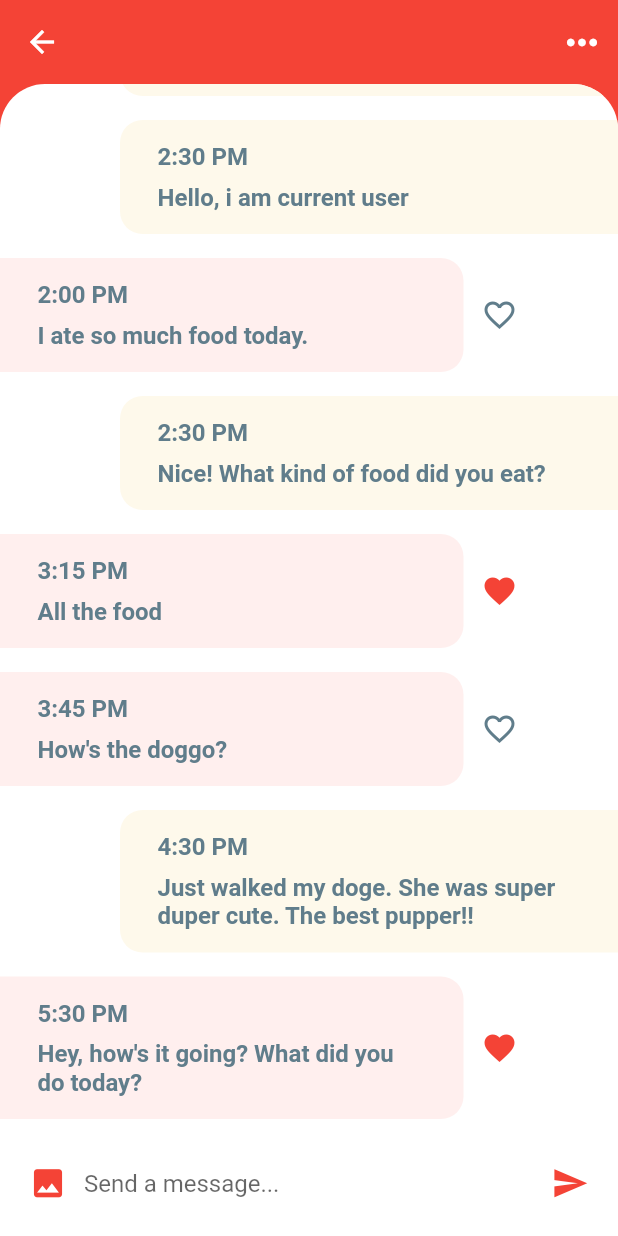
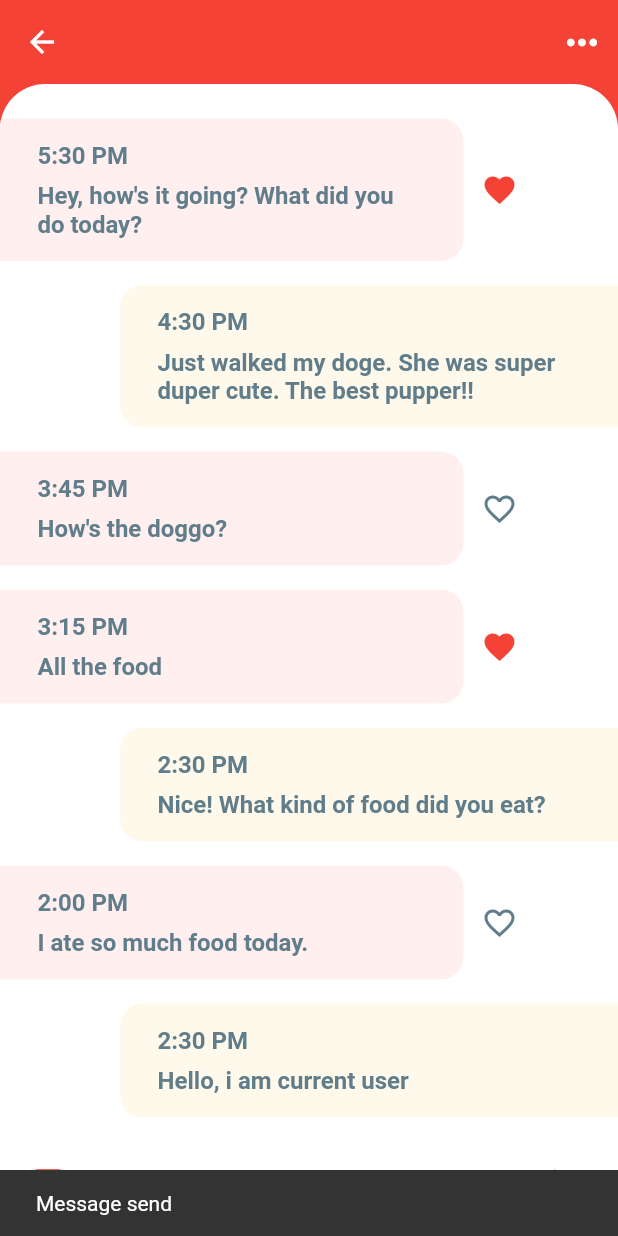
Before and after one commit to hossain-eee/Project-Flutter-Chat-UI, a Flutter app: the ChatScreen screen opened directly with empty values, after a tap on the "send" icon, on a phone screen of 412 x 824 dp. Run offline on Flutter 3.47's test engine with Material 2 defaults, Android fonts, the phone set to English and light mode, and no system bars.

Commit message:
Current user chat update

```diff
--- a/lib/model/message_model.dart
+++ b/lib/model/message_model.dart
@@ -140,32 +140,5 @@ List<Message> messages = [
     isLiked: false,
     unread: true,
   ),
-  Message(
-    sender: currentUser,
-    time: '2:30 PM',
-    text: 'Hello, i am current user',
-    isLiked: false,
-    unread: true,
-  ),
-  Message(
-    sender: currentUser,
-    time: '2:30 PM',
-    text: 'Hello, i am current user',
-    isLiked: false,
-    unread: true,
-  ),
-  Message(
-    sender: currentUser,
-    time: '2:30 PM',
-    text: 'Hello, i am current user',
-    isLiked: false,
-    unread: true,
-  ),
-  Message(
-    sender: currentUser,
-    time: '2:30 PM',
-    text: 'Hello, i am current user',
-    isLiked: false,
-    unread: true,
-  ),
+
 ];
--- a/lib/screen/chat_screen.dart
+++ b/lib/screen/chat_screen.dart
@@ -1,6 +1,8 @@
 import 'package:flutter/material.dart';
 import 'package:flutter_chat_ui/model/message_model.dart';
 import 'package:flutter_chat_ui/model/user_model.dart';
+
+TextEditingController userMessage = TextEditingController();
 
 class ChatScreen extends StatefulWidget {
   const ChatScreen({super.key, required this.user});
@@ -101,8 +103,9 @@ class _ChatScreenState extends State<ChatScreen> {
                 size: 25,
                 color: Theme.of(context).primaryColor,
               )),
-          const Expanded(
+          Expanded(
               child: TextField(
+            controller: userMessage,
             textCapitalization:
                 TextCapitalization.sentences, // first word of sentence
             decoration: InputDecoration.collapsed(
@@ -111,7 +114,19 @@ class _ChatScreenState extends State<ChatScreen> {
             ),
           )),
           IconButton(
-              onPressed: () {},
+              onPressed: () {
+                // messages[1].text = userMessage.text;
+                messages.add(Message(
+                    sender: currentUser,
+                    time: '${DateTime.now().hour}',
+                    text: userMessage.text,
+                    isLiked: false,
+                    unread: false));
+                setState(() {});
+                userMessage.clear();
+                ScaffoldMessenger.of(context)
+                    .showSnackBar(SnackBar(content: Text('Message send')));
+              },
               icon: Icon(
                 Icons.send,
                 size: 25,
@@ -166,7 +181,7 @@ class _ChatScreenState extends State<ChatScreen> {
                   ),
                   child: ListView.builder(
                     reverse:
-                        true, //chat screen should display data bottom to top, that means reverse
+                        false, //chat screen should display data bottom to top, that means reverse
                     padding: const EdgeInsets.only(top: 15.0),
                     itemCount: messages.length,
                     itemBuilder: (context, index) {
```
